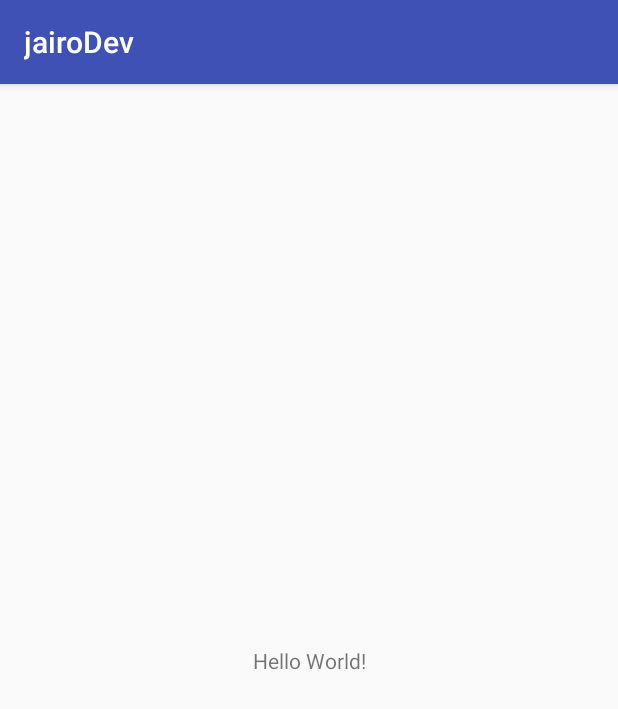
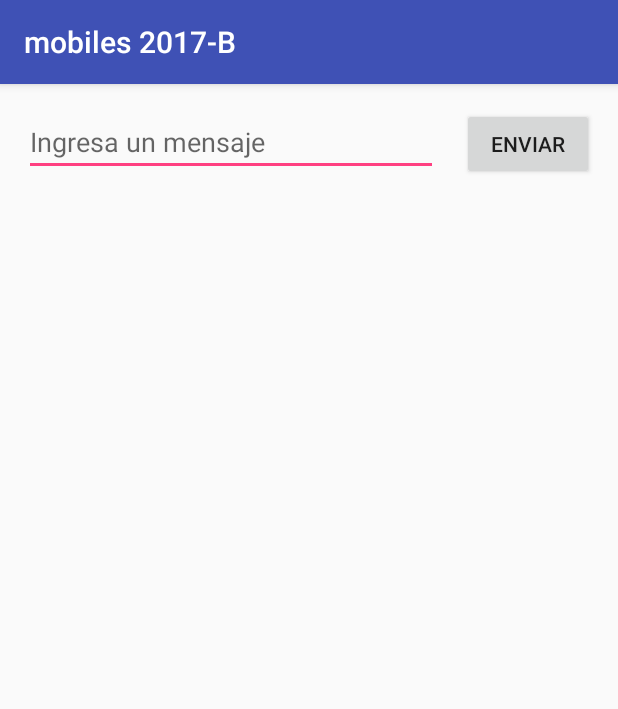
Before and after one commit to jairovera17/android-2017-B, an Android app: the screen it shows after launch (MainActivity), on a phone screen of 412 x 824 dp. Shown: the top 709 px of the screen. Run offline under Robolectric (Android 15) with nearby library versions, the phone set to English and light mode, and no system bars.

Commit message:
fin practica 2

```diff
--- a/android/app/src/main/res/layout/activity_main.xml
+++ b/android/app/src/main/res/layout/activity_main.xml
@@ -6,13 +6,27 @@
     android:layout_height="match_parent"
     tools:context="com.epn.jairo.jairodev.MainActivity">
 
-    <TextView
+    <EditText
+        android:id="@+id/editText"
+        android:layout_width="0dp"
+        android:layout_height="45dp"
+        android:layout_marginEnd="16dp"
+        android:layout_marginStart="16dp"
+        android:layout_marginTop="16dp"
+        android:ems="10"
+        android:hint="@string/edit_message"
+        android:inputType="textPersonName"
+        app:layout_constraintEnd_toStartOf="@+id/button"
+        app:layout_constraintStart_toStartOf="parent"
+        app:layout_constraintTop_toTopOf="parent" />
+
+    <Button
+        android:id="@+id/button"
         android:layout_width="wrap_content"
         android:layout_height="wrap_content"
-        android:text="Hello World!"
-        app:layout_constraintBottom_toBottomOf="parent"
-        app:layout_constraintLeft_toLeftOf="parent"
-        app:layout_constraintRight_toRightOf="parent"
-        app:layout_constraintTop_toTopOf="parent" />
-
+        android:layout_marginEnd="16dp"
+        android:text="@string/button_send"
+        app:layout_constraintBaseline_toBaselineOf="@+id/editText"
+        app:layout_constraintEnd_toEndOf="parent"
+        tools:text="@string/button_send" />
 </android.support.constraint.ConstraintLayout>
--- a/android/app/src/main/res/values/strings.xml
+++ b/android/app/src/main/res/values/strings.xml
@@ -1,3 +1,5 @@
 <resources>
-    <string name="app_name">jairoDev</string>
+    <string name="app_name">mobiles 2017-B</string>
+    <string name="edit_message">Ingresa un mensaje</string>
+    <string name="button_send">Enviar</string>
 </resources>
```
